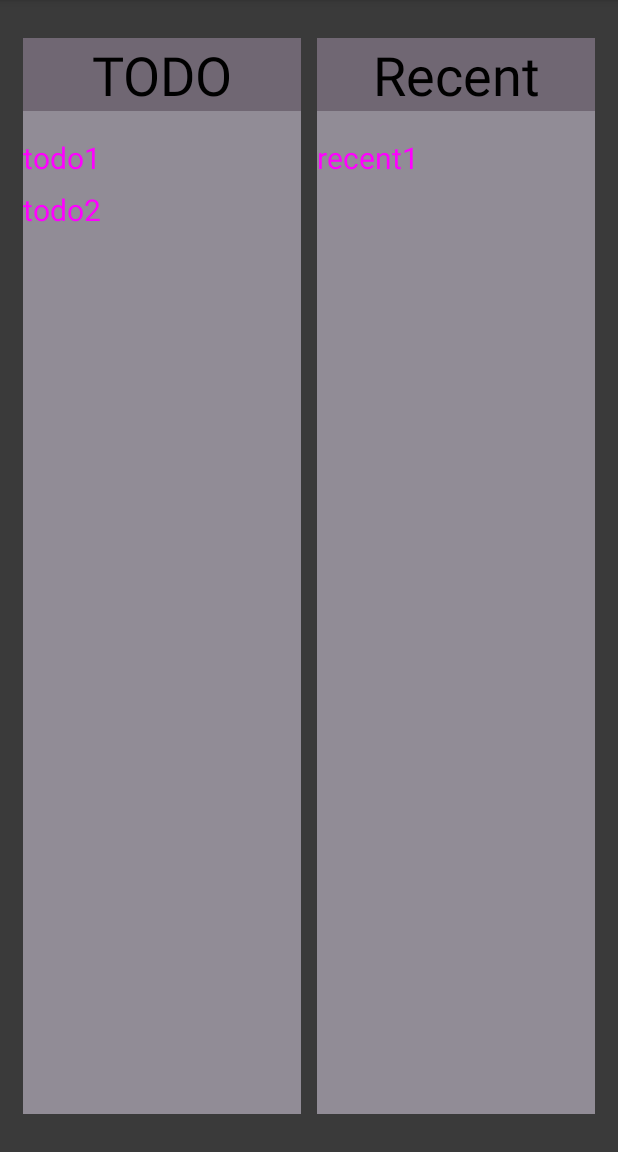
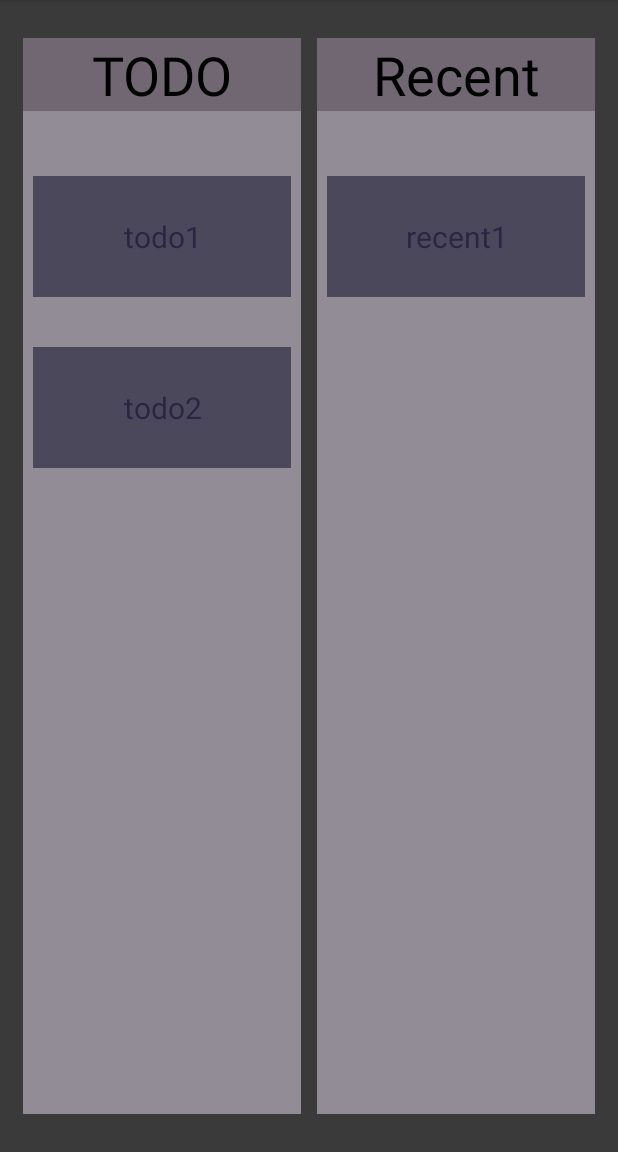
Before and after one commit to sw21-tug/Team_23, an Android app: the screen it shows after launch (MainActivity), on a phone screen of 412 x 824 dp, the part 84-1236 px from its top. Run offline under Robolectric (Android 15) with nearby library versions, the phone set to English and light mode, and no system bars.

Commit message:
OnPoint-009A todo list design improved [CD, GM]

```diff
--- a/app/src/main/java/at/tugraz/onpoint/ui/main/HomeScreenFragment.kt
+++ b/app/src/main/java/at/tugraz/onpoint/ui/main/HomeScreenFragment.kt
@@ -1,14 +1,19 @@
 package at.tugraz.onpoint.ui.main
 
+import android.annotation.SuppressLint
 import android.graphics.Color
 import android.graphics.Typeface
 import android.os.Bundle
+import android.print.PrintAttributes
+import android.text.Layout
 import android.util.TypedValue
+import android.view.Gravity
 import android.view.LayoutInflater
 import android.view.View
 import android.view.ViewGroup
 import android.widget.LinearLayout
 import android.widget.TextView
+import androidx.core.view.marginBottom
 import androidx.fragment.app.Fragment
 import androidx.lifecycle.Observer
 import androidx.lifecycle.ViewModelProvider
@@ -29,6 +34,7 @@ class HomeScreenFragment : Fragment() {
         }
     }
 
+    @SuppressLint("ResourceAsColor")
     override fun onCreateView(
         inflater: LayoutInflater, container: ViewGroup?,
         savedInstanceState: Bundle?
@@ -44,35 +50,40 @@ class HomeScreenFragment : Fragment() {
         for(todoItem in todoList){
             // TextView2
             println("In todo loop")
-            val lptv = LinearLayout.LayoutParams(LinearLayout.LayoutParams.WRAP_CONTENT,
+            val lptv = LinearLayout.LayoutParams(LinearLayout.LayoutParams.MATCH_PARENT,
                 LinearLayout.LayoutParams.WRAP_CONTENT)
 
-            lptv.setMargins(0, 11, 7, 0)
+            lptv.setMargins(10, 50, 10, 0)
             val textView = TextView(activity)
             textView.setTextSize(TypedValue.COMPLEX_UNIT_SP, 20.0F)
             textView.setLayoutParams(lptv)
             textView.setText(todoItem)
+            textView.setTextColor(R.color.text_grey)
+            textView.setPadding(30 , 40, 30, 40)
+            textView.setBackgroundColor(R.color.lightGray_main)
+            textView.gravity = Gravity.CENTER
 
-            textView.setTextColor(Color.MAGENTA)
-
+           // textView.textAlignment =
             todoLayout.addView(textView)
 
 
         }
 
-        for(todoItem in recentList){
+        for(recentItem in recentList){
             // TextView2
             println("In todo loop")
-            val lptv = LinearLayout.LayoutParams(LinearLayout.LayoutParams.WRAP_CONTENT,
+            val lptv = LinearLayout.LayoutParams(LinearLayout.LayoutParams.MATCH_PARENT,
                 LinearLayout.LayoutParams.WRAP_CONTENT)
 
-            lptv.setMargins(0, 11, 7, 0)
+            lptv.setMargins(10, 50, 10, 0)
             val textView = TextView(activity)
             textView.setTextSize(TypedValue.COMPLEX_UNIT_SP, 20.0F)
             textView.setLayoutParams(lptv)
-            textView.setText(todoItem)
-
-            textView.setTextColor(Color.MAGENTA)
+            textView.setText(recentItem)
+            textView.setTextColor(R.color.text_grey)
+            textView.setPadding(30 , 40, 30, 40)
+            textView.setBackgroundColor(R.color.lightGray_main)
+            textView.gravity = Gravity.CENTER
 
             recentLayout.addView(textView)
 
--- a/app/src/main/res/values/colors.xml
+++ b/app/src/main/res/values/colors.xml
@@ -9,5 +9,8 @@
     <color name="white">#FFFFFFFF</color>
     <color name="darkGray_main">#3A3A3A</color>
     <color name="lightGray_main">#92D2C9DA</color>
+    <color name="text_grey">#202020</color>
+    <color name="darkishGray_main">#EB6E6470</color>
+
 
 </resources>
```
